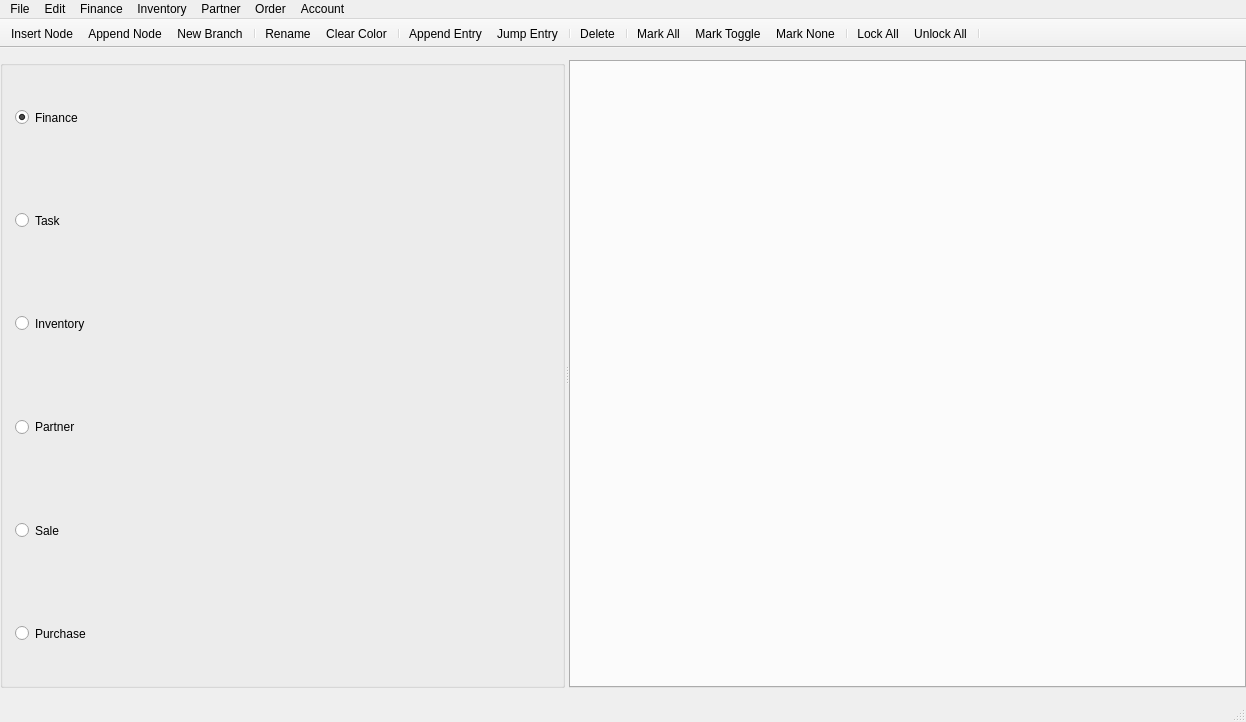
The window that mainwindow/mainwindow.ui (ytxerp/ytx-client) describes before a commit, drawn with Qt 5.
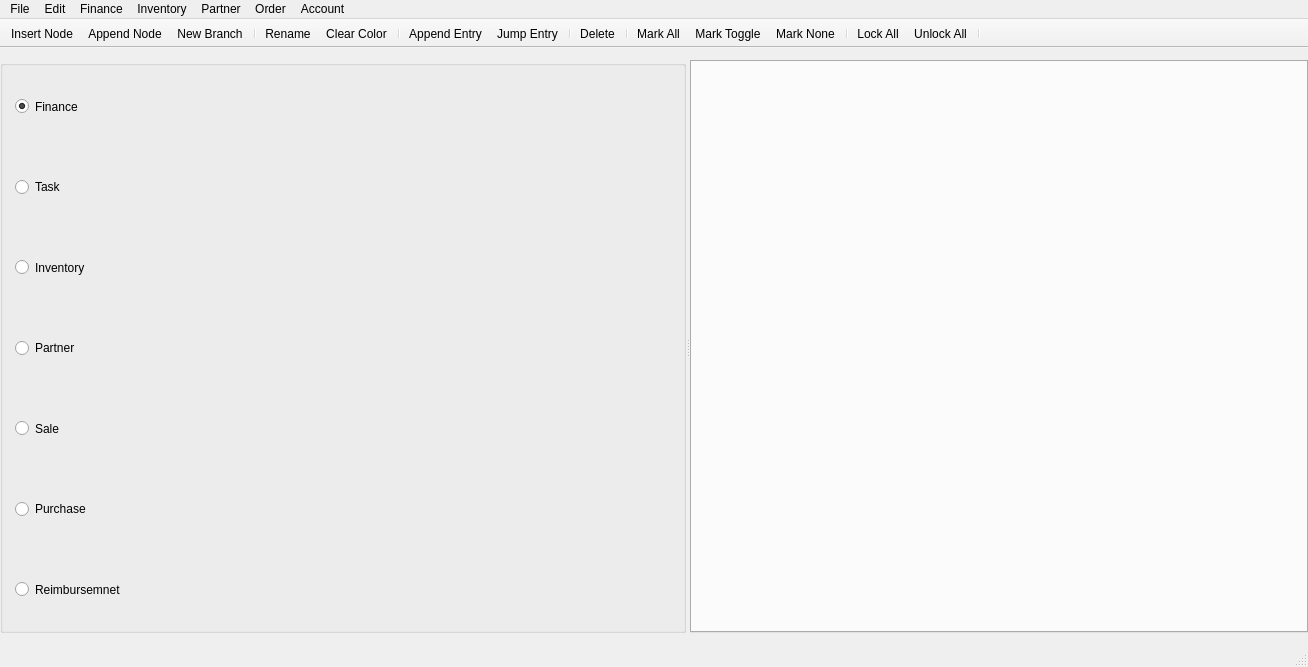
The same window after the commit.

Commit message: Impl reimbursement

The edit to the form file:
```diff
--- a/mainwindow/mainwindow.ui
+++ b/mainwindow/mainwindow.ui
@@ -6,8 +6,8 @@
    <rect>
     <x>0</x>
     <y>0</y>
-    <width>1246</width>
-    <height>722</height>
+    <width>1308</width>
+    <height>667</height>
    </rect>
   </property>
   <widget class="QWidget" name="centralwidget">
@@ -160,11 +160,24 @@
           </property>
          </widget>
         </item>
+        <item>
+         <widget class="QRadioButton" name="radioButton">
+          <property name="sizePolicy">
+           <sizepolicy hsizetype="Minimum" vsizetype="Preferred">
+            <horstretch>0</horstretch>
+            <verstretch>0</verstretch>
+           </sizepolicy>
+          </property>
+          <property name="text">
+           <string>Reimbursemnet</string>
+          </property>
+         </widget>
+        </item>
        </layout>
       </widget>
       <widget class="QStackedWidget" name="stackedWidget">
        <property name="currentIndex">
-        <number>0</number>
+        <number>6</number>
        </property>
        <widget class="QWidget" name="page">
         <layout class="QGridLayout" name="gridLayout_4">
@@ -280,6 +293,25 @@
          </item>
         </layout>
        </widget>
+       <widget class="QWidget" name="page_7">
+        <layout class="QGridLayout" name="gridLayout_8">
+         <property name="leftMargin">
+          <number>0</number>
+         </property>
+         <property name="topMargin">
+          <number>0</number>
+         </property>
+         <property name="rightMargin">
+          <number>0</number>
+         </property>
+         <property name="bottomMargin">
+          <number>0</number>
+         </property>
+         <item row="0" column="0">
+          <widget class="QTabWidget" name="tabWidgetReimbursement"/>
+         </item>
+        </layout>
+       </widget>
       </widget>
      </widget>
     </item>
@@ -293,7 +325,7 @@
     <rect>
      <x>0</x>
      <y>0</y>
-     <width>1246</width>
+     <width>1308</width>
      <height>24</height>
     </rect>
    </property>
```
The commit also changes 25 other files.
